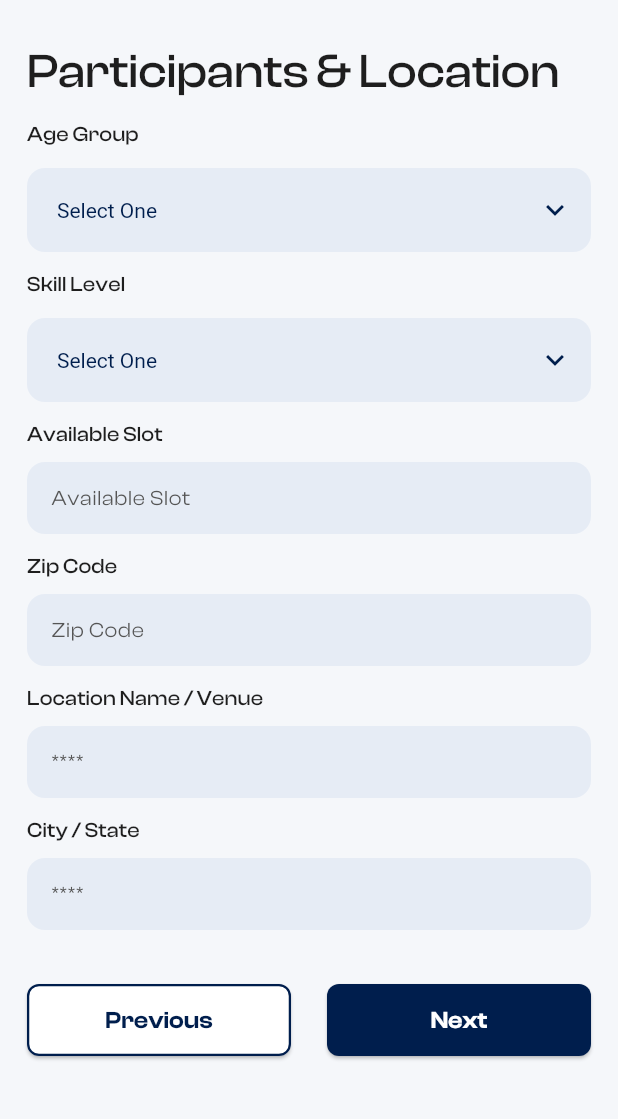
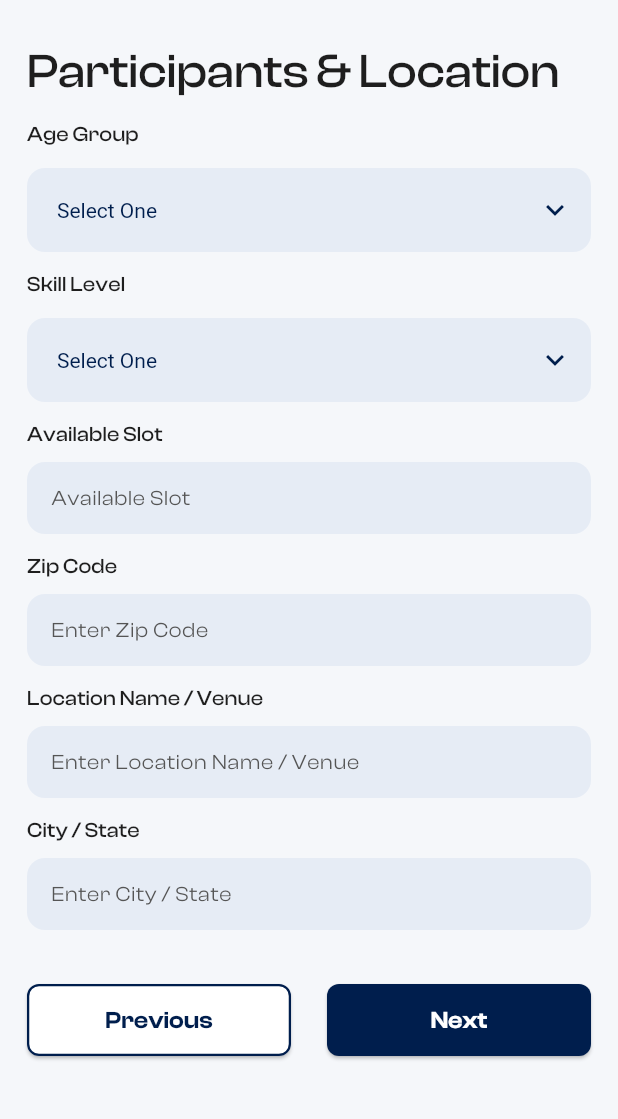
Before and after one commit to srabon-dev/event_listing_app, a Flutter app: the EventAddScreen screen opened directly, swiped to page 3, on a phone screen of 412 x 824 dp, the part 60-1179 px from its top. Run offline on Flutter 3.47's test engine with Material 3 defaults, Android fonts, the phone set to English and light mode, and no system bars; our stand-ins replace bloc, cached_network_image, dartz, dio, dropdown_button2, equatable and 15 more; missing offline and left inert: flutter_easy_faq, flutter_quill; accounts and stored records are empty.

Commit message:
working add event almost

```diff
--- a/lib/app.dart
+++ b/lib/app.dart
@@ -1,3 +1,5 @@
+import 'package:flutter_quill/flutter_quill.dart';
+
 import 'app_export.dart';
 
 class MyApp extends StatelessWidget {
@@ -29,6 +31,7 @@ class MyApp extends StatelessWidget {
             GlobalMaterialLocalizations.delegate,
             GlobalWidgetsLocalizations.delegate,
             GlobalCupertinoLocalizations.delegate,
+            FlutterQuillLocalizations.delegate,
           ],
         );
       },
--- a/lib/features/management/event_add/presentation/screen/event_add_screen.dart
+++ b/lib/features/management/event_add/presentation/screen/event_add_screen.dart
@@ -1,4 +1,5 @@
 import 'package:event_listing_app/app_export.dart';
+import 'package:flutter_quill/flutter_quill.dart';
 
 import '../widgets/event_add_page_four.dart';
 import '../widgets/event_add_page_one.dart';
@@ -31,6 +32,19 @@ class _EventAddScreenState extends State<EventAddScreen> {
 
   final ValueNotifier<DateTime?> eventStartDate = ValueNotifier(null);
   final ValueNotifier<DateTime?> eventEndDate = ValueNotifier(null);
+
+  // page Three
+  final ValueNotifier<String?> selectedAgesGroup = ValueNotifier(null);
+  final ValueNotifier<String?> selectedSkillLevel = ValueNotifier(null);
+  final TextEditingController availableSlot = TextEditingController();
+  final TextEditingController zipCode = TextEditingController();
+  final TextEditingController location = TextEditingController();
+  final TextEditingController city = TextEditingController();
+
+  //Page Four
+  final TextEditingController link = TextEditingController();
+  final TextEditingController eventFee = TextEditingController();
+  final QuillController quillController = QuillController.basic();
 
   @override
   Widget build(BuildContext context) {
@@ -70,8 +84,22 @@ class _EventAddScreenState extends State<EventAddScreen> {
             EventAddPageThree(
               pageController: pageController,
               formKey: formKey,
+
+              selectedAgesGroup: selectedAgesGroup,
+              selectedSkillLevel: selectedSkillLevel,
+              availableSlot: availableSlot,
+              zipCode: zipCode,
+              location: location,
+              city: city,
             ),
-            EventAddPageFour(),
+            EventAddPageFour(
+              pageController: pageController,
+              formKey: formKey,
+
+              link: link,
+              eventFee: eventFee,
+              quillController: quillController,
+            ),
           ],
         ),
       ),
--- a/lib/features/management/event_add/presentation/widgets/event_add_page_three.dart
+++ b/lib/features/management/event_add/presentation/widgets/event_add_page_three.dart
@@ -5,10 +5,23 @@ class EventAddPageThree extends StatelessWidget {
     super.key,
     required this.pageController,
     required this.formKey,
+    required this.selectedAgesGroup,
+    required this.selectedSkillLevel,
+    required this.availableSlot,
+    required this.zipCode,
+    required this.location,
+    required this.city,
   });
 
   final PageController pageController;
   final GlobalKey<FormState> formKey;
+
+  final ValueNotifier<String?> selectedAgesGroup;
+  final ValueNotifier<String?> selectedSkillLevel;
+  final TextEditingController availableSlot;
+  final TextEditingController zipCode;
+  final TextEditingController location;
+  final TextEditingController city;
 
   @override
   Widget build(BuildContext context) {
@@ -28,9 +41,18 @@ class EventAddPageThree extends StatelessWidget {
             // value: selectedEventType.value,
             fillColor: AppColors.softBrandColor,
             validator: TextFieldValidator.required(context),
-            items: const ["Any Age", "5–7 years", "8–10 years", "11–13 years", "14–16 years", "17+ years"],
+            items: const [
+              "Any Age",
+              "5–7 years",
+              "8–10 years",
+              "11–13 years",
+              "14–16 years",
+              "17+ years",
+            ],
             onChanged: (value) {
-
+              if(value != null){
+                selectedAgesGroup.value = value;
+              }
             },
           ),
           CustomAlignText(text: context.loc.skillLevel),
@@ -41,31 +63,33 @@ class EventAddPageThree extends StatelessWidget {
             validator: TextFieldValidator.required(context),
             items: const ["All Types", "Intermediate", "Beginner", "Advanced"],
             onChanged: (value) {
-
+              if(value != null){
+                selectedSkillLevel.value = value;
+              }
             },
           ),
           CustomTextField(
             title: context.loc.available_slot,
             hintText: context.loc.available_slot,
-            // controller: eventPhoneNumber,
+            controller: availableSlot,
             validator: TextFieldValidator.required(context),
           ),
           CustomTextField(
             title: context.loc.zipCode,
-            hintText: context.loc.zipCode,
-            // controller: eventPhoneNumber,
+            hintText: context.loc.enterZipCode,
+            controller: zipCode,
             validator: TextFieldValidator.required(context),
           ),
           CustomTextField(
             title: context.loc.locationNameVenue,
-            hintText: "****",
-            // controller: eventPhoneNumber,
+            hintText: context.loc.enterLocationNameVenue,
+            controller: location,
             validator: TextFieldValidator.required(context),
           ),
           CustomTextField(
             title: context.loc.cityState,
-            hintText: "****",
-            // controller: eventPhoneNumber,
+            hintText: context.loc.enterCityState,
+            controller: city,
             validator: TextFieldValidator.required(context),
           ),
           const Gap(12),
--- a/lib/localization/gen_l10n/app_localizations.dart
+++ b/lib/localization/gen_l10n/app_localizations.dart
@@ -1243,6 +1243,42 @@ abstract class AppLocalizations {
   /// In en, this message translates to:
   /// **'Save & Publish'**
   String get savePublish;
+
+  /// No description provided for @googleForm_your_own_site_or_social_media_link.
+  ///
+  /// In en, this message translates to:
+  /// **'e.g., Google Form, your own site, or social media link'**
+  String get googleForm_your_own_site_or_social_media_link;
+
+  /// No description provided for @selectSkillLevel.
+  ///
+  /// In en, this message translates to:
+  /// **'Select Skill Level'**
+  String get selectSkillLevel;
+
+  /// No description provided for @selectAgeGroup.
+  ///
+  /// In en, this message translates to:
+  /// **'Select Age Group'**
+  String get selectAgeGroup;
+
+  /// No description provided for @enterCityState.
+  ///
+  /// In en, this message translates to:
+  /// **'Enter City / State'**
+  String get enterCityState;
+
+  /// No description provided for @enterLocationNameVenue.
+  ///
+  /// In en, this message translates to:
+  /// **'Enter Location Name / Venue'**
+  String get enterLocationNameVenue;
+
+  /// No description provided for @enterZipCode.
+  ///
+  /// In en, this message translates to:
+  /// **'Enter Zip Code'**
+  String get enterZipCode;
 }
 
 class _AppLocalizationsDelegate
--- a/lib/localization/l10n/app_en.arb
+++ b/lib/localization/l10n/app_en.arb
@@ -210,5 +210,11 @@
   "eventWebsiteRegistrationLink": "Event Website/Registration Link",
   "eventRegistrationFee": "Event Registration Fee",
   "describeAboutYourEvent": "Describe About Your Event",
-  "savePublish": "Save & Publish"
+  "savePublish": "Save & Publish",
+  "googleForm_your_own_site_or_social_media_link": "e.g., Google Form, your own site, or social media link",
+  "selectSkillLevel": "Select Skill Level",
+  "selectAgeGroup": "Select Age Group",
+  "enterCityState": "Enter City / State",
+  "enterLocationNameVenue": "Enter Location Name / Venue",
+  "enterZipCode": "Enter Zip Code"
 }
--- a/pubspec.yaml
+++ b/pubspec.yaml
@@ -66,6 +66,7 @@ dependencies:
   flutter_easy_faq: ^1.0.1
   meta: ^1.16.0
   mime: ^2.0.0
+  flutter_quill: ^11.5.0
 
   flutter_localizations:
     sdk: flutter
```
Also changed, not shown: lib/features/management/event_add/presentation/widgets/event_add_page_four.dart (+67 -62 lines), lib/features/management/event_add/presentation/widgets/event_add_page_one.dart (+7 -2 lines), lib/localization/gen_l10n/app_localizations_bn.dart (+19 -0 lines), lib/localization/gen_l10n/app_localizations_en.dart (+19 -0 lines), pubspec.lock, 2 other files.
